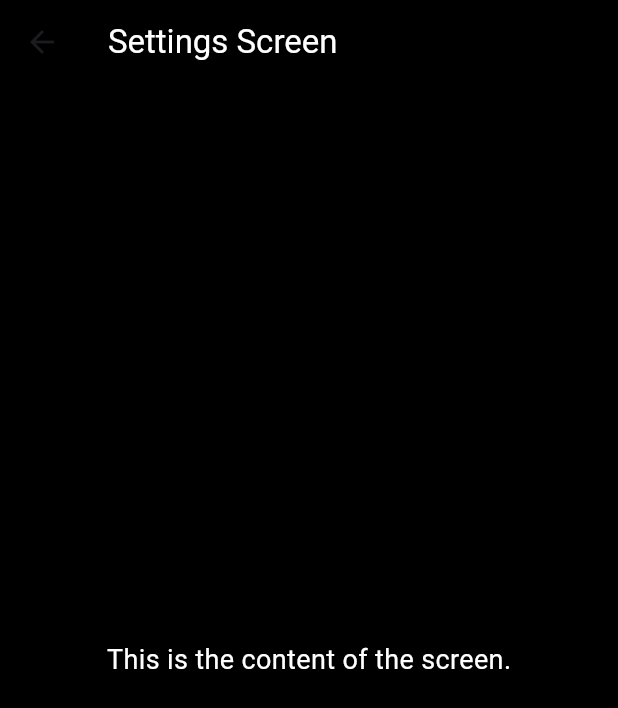
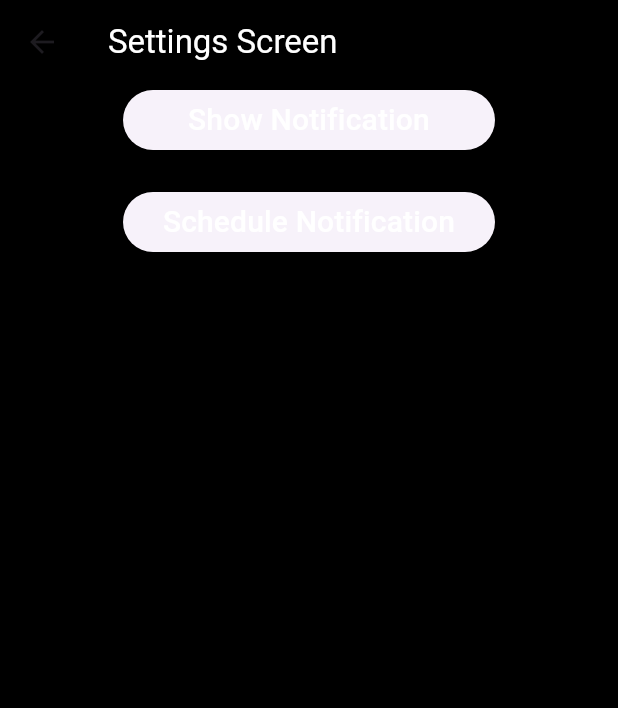
Before and after one commit to NoahTheLee/CSC322_StreakerApp_Final, a Flutter app: the SettingsScreen screen opened directly, on a phone screen of 412 x 824 dp. Shown: the top 708 px of the screen. Run offline on Flutter 3.47's test engine with Material 3 defaults, Android fonts, the phone set to English and light mode, and no system bars; our stand-ins replace auto_size_text, flutter_local_notifications, flutter_riverpod, timezone; network calls fail.

Commit message:
base for the notifications

```diff
--- a/lib/screens/home_screen.dart
+++ b/lib/screens/home_screen.dart
@@ -18,6 +18,7 @@ class HomeScreenState extends State<HomeScreen> {
   bool checkedValue = false;
   bool _dailyStreak = false;
   dynamic streakCounter = 'Loading...';
+  final String message = 'Dont let your streak die!';
 
   Map<String, bool> taskMap = {
     'Loading...': false,
--- a/lib/screens/settings_screen.dart
+++ b/lib/screens/settings_screen.dart
@@ -1,3 +1,4 @@
+import 'package:csc322_streaker_final/notifications.dart';
 import 'package:flutter/material.dart';
 
 class SettingsScreen extends StatefulWidget {
@@ -8,6 +9,8 @@ class SettingsScreen extends StatefulWidget {
 }
 
 class SettingsScreenState extends State<SettingsScreen> {
+
+
   @override
   Widget build(BuildContext context) {
     return Scaffold(
@@ -16,10 +19,53 @@ class SettingsScreenState extends State<SettingsScreen> {
         title: const Text('Settings Screen',
             style: TextStyle(color: Colors.white)),
       ),
-      body: const Center(
-        child: Text(
-          'This is the content of the screen.',
-          style: TextStyle(fontSize: 18, color: Colors.white),
+      body: Center(
+        child: Column(
+          children: [
+            ElevatedButton(
+              onPressed: () {
+                NotificationService.showInstantNotification(
+                  'instant notification', //TODO: Change the title
+                  'This is an instant notification', //TODO: Change the body
+                );
+              },
+              child: const SizedBox(
+                width: 200,
+                child: Text(
+                  'Show Notification',
+                  textAlign: TextAlign.center,
+                  style: TextStyle(
+                    color: Colors.white,
+                    fontSize: 20,
+                  ),
+                ),
+              ),
+            ),
+            const SizedBox(height: 20),
+            ElevatedButton(
+              onPressed: () {
+                DateTime scheduledDate = DateTime.now().add(
+                  const Duration(seconds: 5),
+                ); //TODO: Change the scheduled date
+                NotificationService.scheduleNotification(
+                  'scheduled notification', //TODO: Change the title
+                  'This notification is scheduled', //TODO: Change the body
+                  scheduledDate,
+                );
+              },
+              child: const SizedBox(
+                width: 200,
+                child: Text(
+                  'Schedule Notification',
+                  textAlign: TextAlign.center,
+                  style: TextStyle(
+                    color: Colors.white,
+                    fontSize: 20,
+                  ),
+                ),
+              ),
+            )
+          ],
         ),
       ),
     );
--- a/pubspec.yaml
+++ b/pubspec.yaml
@@ -42,6 +42,8 @@ dependencies:
   flutter_riverpod: ^2.6.1
   auto_size_text: ^3.0.0
   provider: ^6.1.2
+  flutter_local_notifications: ^18.0.1
+  timezone: ^0.10.0
 
 dev_dependencies:
   flutter_test:
```
Also changed, not shown: lib/main.dart (+8 -1 lines), lib/notifications.dart (added, +85 -0 lines), pubspec.lock, 1 other file.
